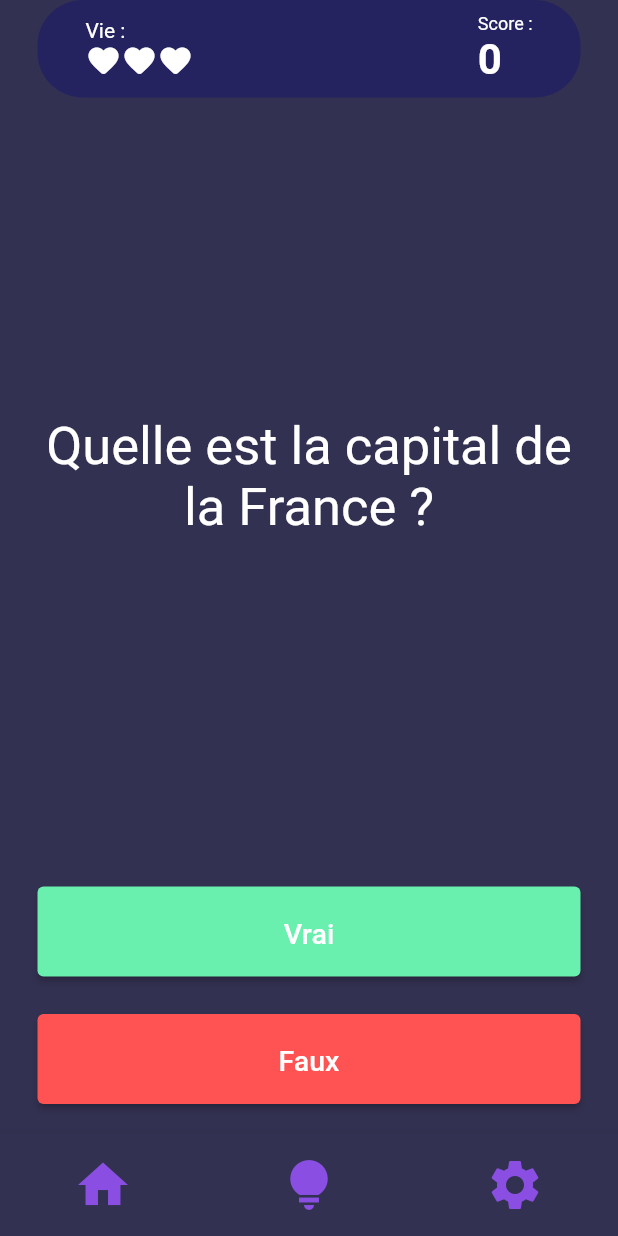
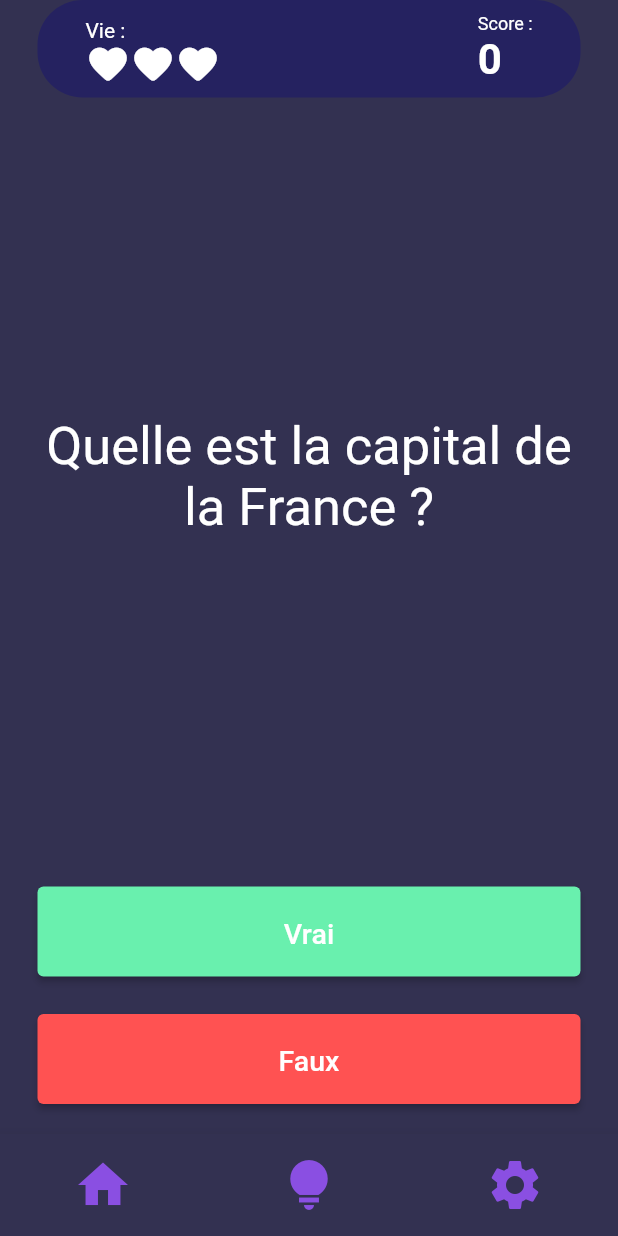
Before and after one commit to JESSYV96/Quizz-App, a Flutter app: the GameScreen screen opened by its route, on a phone screen of 412 x 824 dp. Run offline on Flutter 3.47's test engine with Material 2 defaults, Android fonts, the phone set to English and light mode, and no system bars; our stand-ins replace bloc, flutter_bloc.

```diff
--- a/lib/business_logic/life/cubit/life_cubit.dart
+++ b/lib/business_logic/life/cubit/life_cubit.dart
@@ -4,5 +4,5 @@ import 'package:meta/meta.dart';
 part 'life_state.dart';
 
 class LifeCubit extends Cubit<LifeState> {
-  LifeCubit() : super(LifeInitial());
+  LifeCubit() : super(LifeInitial(lifeNumber: 3));
 }
--- a/lib/business_logic/life/cubit/life_state.dart
+++ b/lib/business_logic/life/cubit/life_state.dart
@@ -3,4 +3,7 @@ part of 'life_cubit.dart';
 @immutable
 abstract class LifeState {}
 
-class LifeInitial extends LifeState {}
+class LifeInitial extends LifeState {
+  final int lifeNumber;
+  LifeInitial({required this.lifeNumber});
+}
--- a/lib/presentation/screens/game_screen.dart
+++ b/lib/presentation/screens/game_screen.dart
@@ -1,4 +1,6 @@
 import 'package:flutter/material.dart';
+import 'package:flutter_bloc/flutter_bloc.dart';
+import 'package:quizz_app/business_logic/life/cubit/life_cubit.dart';
 import 'package:quizz_app/widgets/game/game_body.dart';
 import 'package:quizz_app/widgets/game/game_answer.dart';
 import 'package:quizz_app/widgets/game/game_header.dart';
@@ -40,10 +42,13 @@ class _GameScreenState extends State<GameScreen> {
 
     return DefaultLayout(
       appBar: null,
-      screen: Container(
-        child: Column(
-          mainAxisAlignment: MainAxisAlignment.spaceBetween,
-          children: [GameHeader(), GameBody(), GameAnswer()],
+      screen: BlocProvider<LifeCubit>(
+        create: (context) => LifeCubit(),
+        child: Container(
+          child: Column(
+            mainAxisAlignment: MainAxisAlignment.spaceBetween,
+            children: [GameHeader(), GameBody(), GameAnswer()],
+          ),
         ),
       ),
       bottomBar: BottomAppBar(
--- a/lib/widgets/game/game_header.dart
+++ b/lib/widgets/game/game_header.dart
@@ -1,4 +1,6 @@
 import 'package:flutter/material.dart';
+import 'package:flutter_bloc/flutter_bloc.dart';
+import 'package:quizz_app/business_logic/life/cubit/life_cubit.dart';
 
 class GameHeader extends StatelessWidget {
   //const GameHeader({Key? key}) : super(key: key);
@@ -27,17 +29,29 @@ class GameHeader extends StatelessWidget {
               ),
               Row(
                 children: [
-                  Icon(
-                    Icons.favorite_rounded,
-                    color: Colors.white,
-                  ),
-                  Icon(
-                    Icons.favorite_rounded,
-                    color: Colors.white,
-                  ),
-                  Icon(
-                    Icons.favorite_rounded,
-                    color: Colors.white,
+                  BlocBuilder<LifeCubit, LifeState>(
+                    builder: (context, state) {
+                      if (state is LifeInitial) {
+                        return Container(
+                          height: 25,
+                          child: ListView.builder(
+                              itemCount: state.lifeNumber,
+                              scrollDirection: Axis.horizontal,
+                              shrinkWrap: true,
+                              physics: NeverScrollableScrollPhysics(),
+                              itemBuilder: (context, int index) {
+                                return Icon(
+                                  Icons.favorite_rounded,
+                                  size: 30,
+                                  color: Colors.white,
+                                );
+                              }),
+                        );
+                      }
+                      return Container(
+                        child: Text("ok"),
+                      );
+                    },
                   ),
                 ],
               )
```
